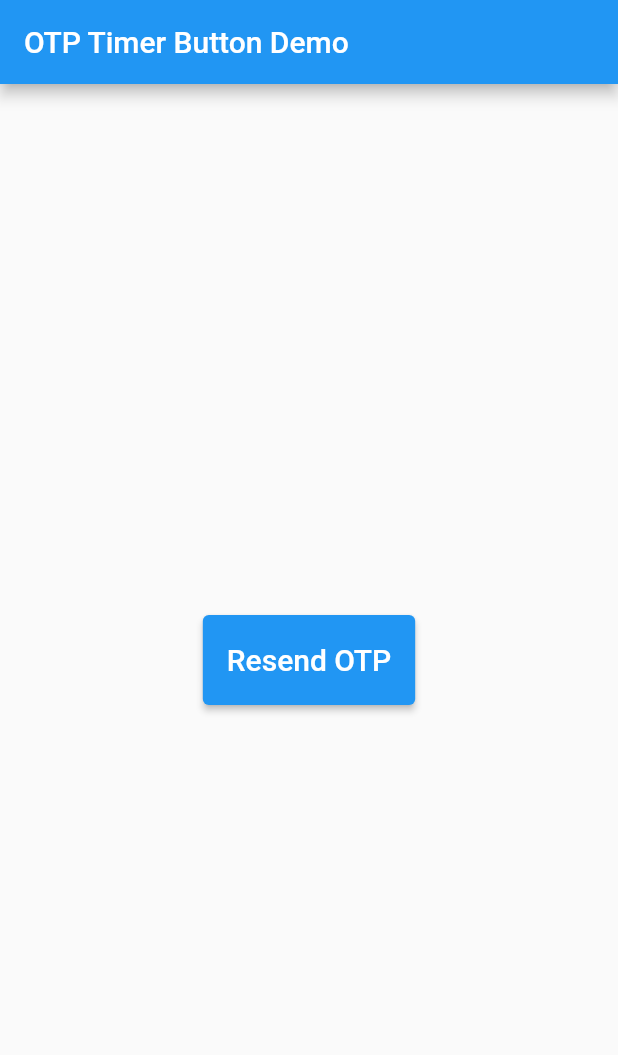
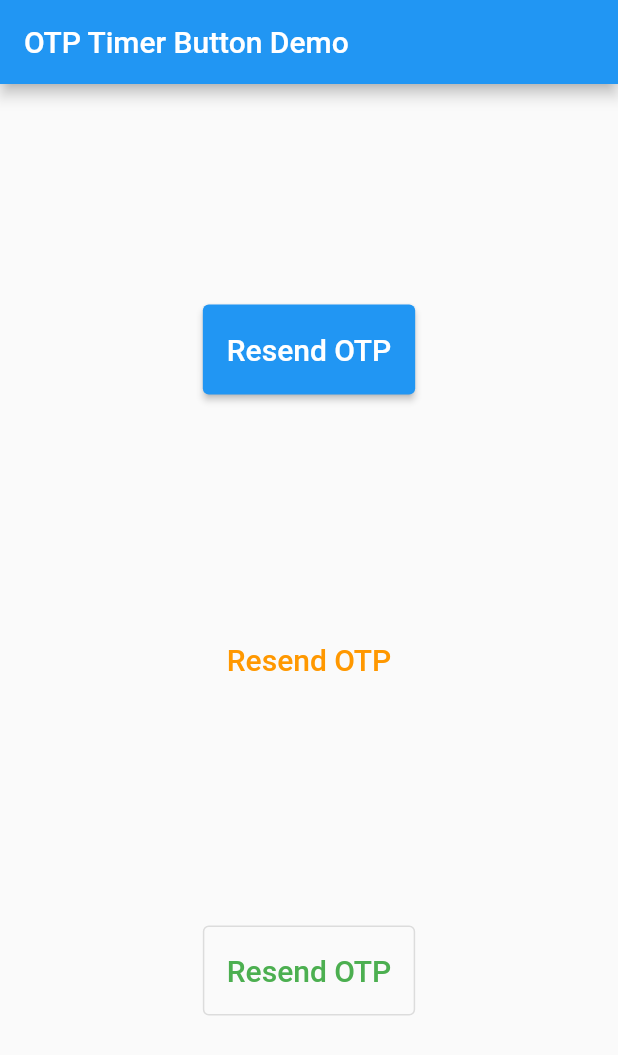
Before and after one commit to mpcreza/otp_timer_button, a Flutter app: the screen it shows after launch, on a phone screen of 412 x 824 dp. Shown: the top 1055 px of the screen. Run offline on Flutter 3.47's test engine with Material 2 defaults, Android fonts, the phone set to English and light mode, and no system bars.

Commit message:
update example

```diff
--- a/example/lib/main.dart
+++ b/example/lib/main.dart
@@ -38,7 +38,10 @@ class _MyHomePageState extends State<MyHomePage> {
         title: Text(widget.title),
       ),
       body: Center(
-        child: OtpTimerButton(
+        child: Column(
+          mainAxisAlignment: MainAxisAlignment.spaceEvenly,
+          children: [
+            OtpTimerButton(
               controller: controller,
               height: 60,
               onPressed: () {},
@@ -46,7 +49,33 @@ class _MyHomePageState extends State<MyHomePage> {
                 'Resend OTP',
                 style: TextStyle(fontSize: 20),
               ),
-          duration: 5,
+              duration: 2,
+            ),
+            OtpTimerButton(
+              controller: controller,
+              height: 60,
+              onPressed: () {},
+              text: Text(
+                'Resend OTP',
+                style: TextStyle(fontSize: 20),
+              ),
+              duration: 2,
+              backgroundColor: Colors.orange,
+              buttonType: ButtonType.text_button,
+            ),
+            OtpTimerButton(
+              controller: controller,
+              height: 60,
+              onPressed: () {},
+              text: Text(
+                'Resend OTP',
+                style: TextStyle(fontSize: 20),
+              ),
+              duration: 2,
+              backgroundColor: Colors.green,
+              buttonType: ButtonType.outlined_button,
+            ),
+          ],
         ),
       ),
     );
```
Lines whose indentation alone changed are shown as unchanged.
